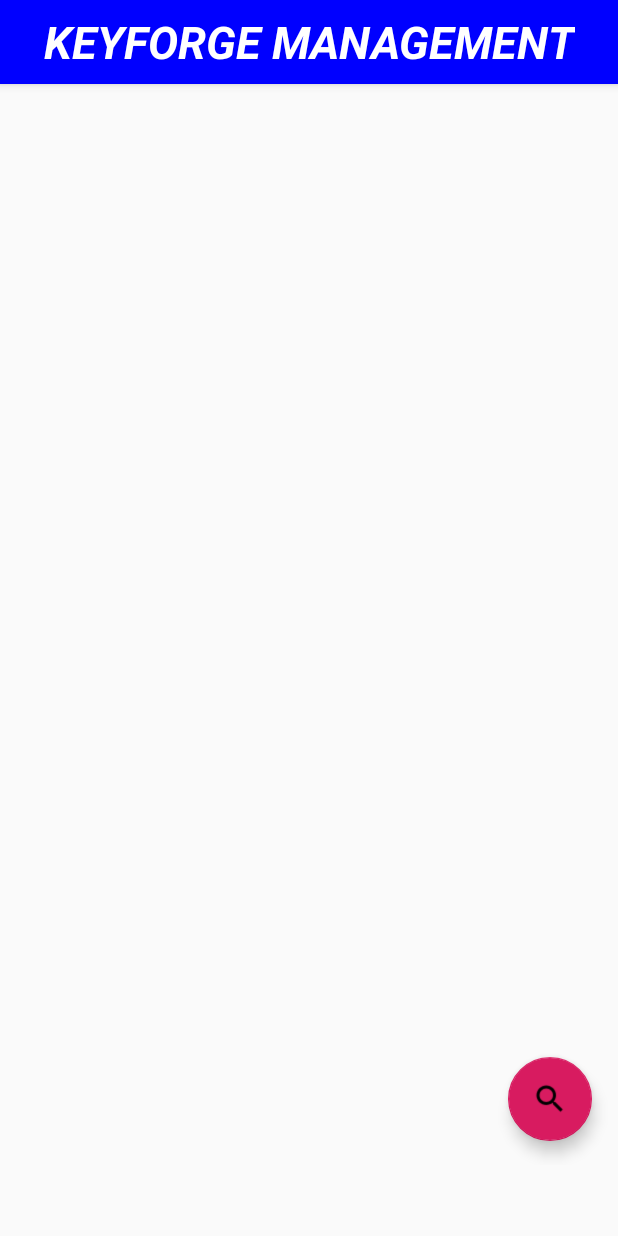
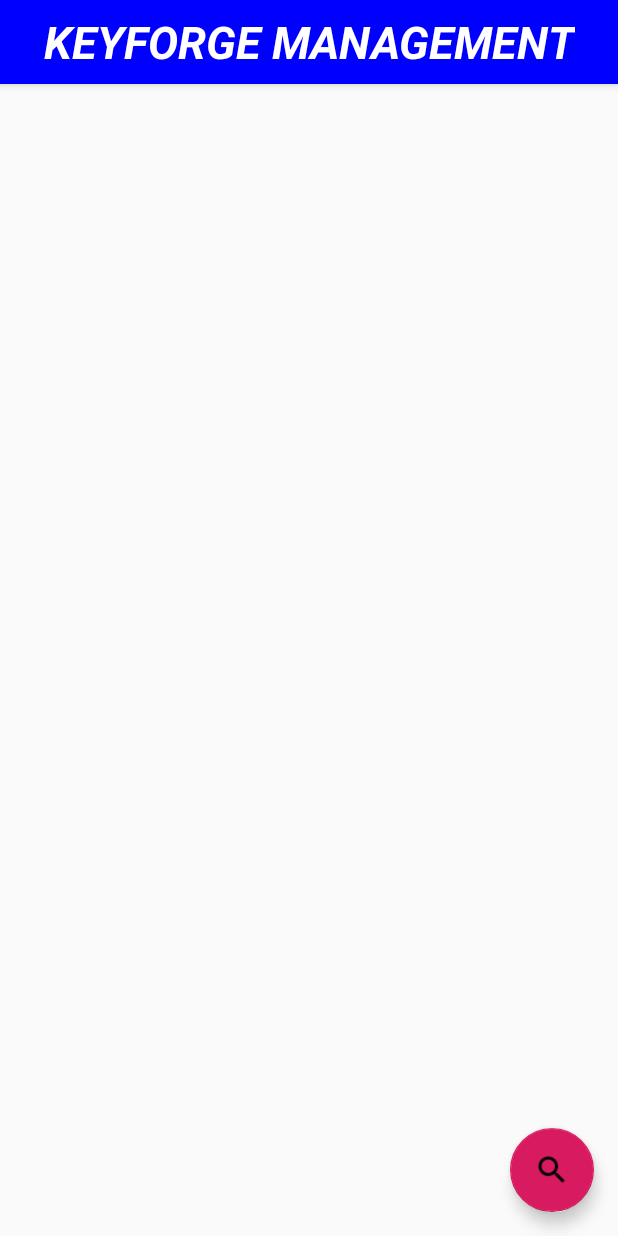
Before and after one commit to Pive01/Keyforge_management, an Android app: the screen it shows after launch (MainActivity), on a phone screen of 412 x 824 dp. Run offline under Robolectric (Android 15) with nearby library versions, the phone set to English and light mode, and no system bars; our stand-ins replace Room's generated code.

Commit message:
refactored main activity ui

```diff
--- a/app/src/main/java/com/Keyforge_management/data/storage/ExpansionTypeConverter.java
+++ b/app/src/main/java/com/Keyforge_management/data/storage/ExpansionTypeConverter.java
@@ -11,11 +11,11 @@
 
     @TypeConverter
     public static String fromExpansion(Expansion expansion) {
-        return expansion.toString();
+        return expansion.name();
     }
 
     @TypeConverter
     public static Expansion fromString(String expansionName) {
-        return Expansion.valueOf(expansionName.toUpperCase().replace(" ", "_"));
+        return Expansion.valueOf(expansionName);
     }
 }
--- a/app/src/main/res/layout/activity_main.xml
+++ b/app/src/main/res/layout/activity_main.xml
@@ -1,25 +1,24 @@
 <?xml version="1.0" encoding="utf-8"?>
-<androidx.constraintlayout.widget.ConstraintLayout xmlns:android="http://schemas.android.com/apk/res/android"
+<LinearLayout xmlns:android="http://schemas.android.com/apk/res/android"
+    xmlns:tools="http://schemas.android.com/tools"
     xmlns:app="http://schemas.android.com/apk/res-auto"
-    xmlns:tools="http://schemas.android.com/tools"
+    android:layout_height="match_parent"
     android:layout_width="match_parent"
-    android:layout_height="match_parent"
-    tools:context=".ui.main.MainActivity">
+    android:orientation="vertical">
 
     <include
         android:id="@+id/toolbar"
         layout="@layout/toolbar" />
 
     <FrameLayout
-        android:layout_width="409dp"
-        android:layout_height="673dp"
+        android:layout_width="match_parent"
+        android:layout_height="fill_parent"
+        app:layout_constraintStart_toEndOf="@id/toolbar"
         app:layout_constraintBottom_toBottomOf="parent"
         app:layout_constraintEnd_toEndOf="parent"
         app:layout_constraintStart_toStartOf="parent"
-        app:layout_constraintTop_toBottomOf="@+id/toolbar"
         tools:layout_editor_absoluteX="1dp"
         tools:layout_editor_absoluteY="57dp">
-
         <androidx.recyclerview.widget.RecyclerView
             android:id="@+id/decksRecyclerView"
             android:layout_width="match_parent"
@@ -31,8 +30,9 @@
             android:layout_height="wrap_content"
             android:layout_gravity="bottom|end"
             android:layout_margin="16dp"
+            android:padding="4sp"
+            android:scrollbarSize="0dp"
             android:src="@drawable/search" />
-
     </FrameLayout>
 
-</androidx.constraintlayout.widget.ConstraintLayout>
+</LinearLayout>
```
Also changed, not shown: 1 other file.
